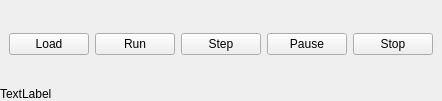
This is Resources/execute.ui in mlampert/Machinekit-Workbench as Qt 5 draws it before an edit. The edited form follows.
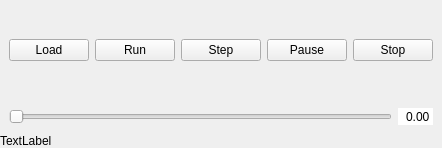
This is the edited form.

Commit message: Added feed rate override to execute

The edit to the form file:
```diff
--- a/Resources/execute.ui
+++ b/Resources/execute.ui
@@ -7,7 +7,7 @@
     <x>0</x>
     <y>0</y>
     <width>417</width>
-    <height>101</height>
+    <height>148</height>
    </rect>
   </property>
   <property name="sizePolicy">
@@ -109,6 +109,44 @@
       </property>
      </spacer>
     </item>
+    <item>
+     <widget class="QWidget" name="override" native="true">
+      <layout class="QHBoxLayout" name="horizontalLayout">
+       <item>
+        <widget class="QSlider" name="scaleInt">
+         <property name="orientation">
+          <enum>Qt::Horizontal</enum>
+         </property>
+         <property name="tickPosition">
+          <enum>QSlider::NoTicks</enum>
+         </property>
+         <property name="tickInterval">
+          <number>10</number>
+         </property>
+        </widget>
+       </item>
+       <item>
+        <widget class="QDoubleSpinBox" name="scaleVal">
+         <property name="sizePolicy">
+          <sizepolicy hsizetype="Minimum" vsizetype="Fixed">
+           <horstretch>0</horstretch>
+           <verstretch>0</verstretch>
+          </sizepolicy>
+         </property>
+         <property name="frame">
+          <bool>false</bool>
+         </property>
+         <property name="alignment">
+          <set>Qt::AlignRight|Qt::AlignTrailing|Qt::AlignVCenter</set>
+         </property>
+         <property name="buttonSymbols">
+          <enum>QAbstractSpinBox::NoButtons</enum>
+         </property>
+        </widget>
+       </item>
+      </layout>
+     </widget>
+    </item>
     <item>
      <widget class="QLabel" name="status">
       <property name="text">
```
The commit also changes 2 other files.
